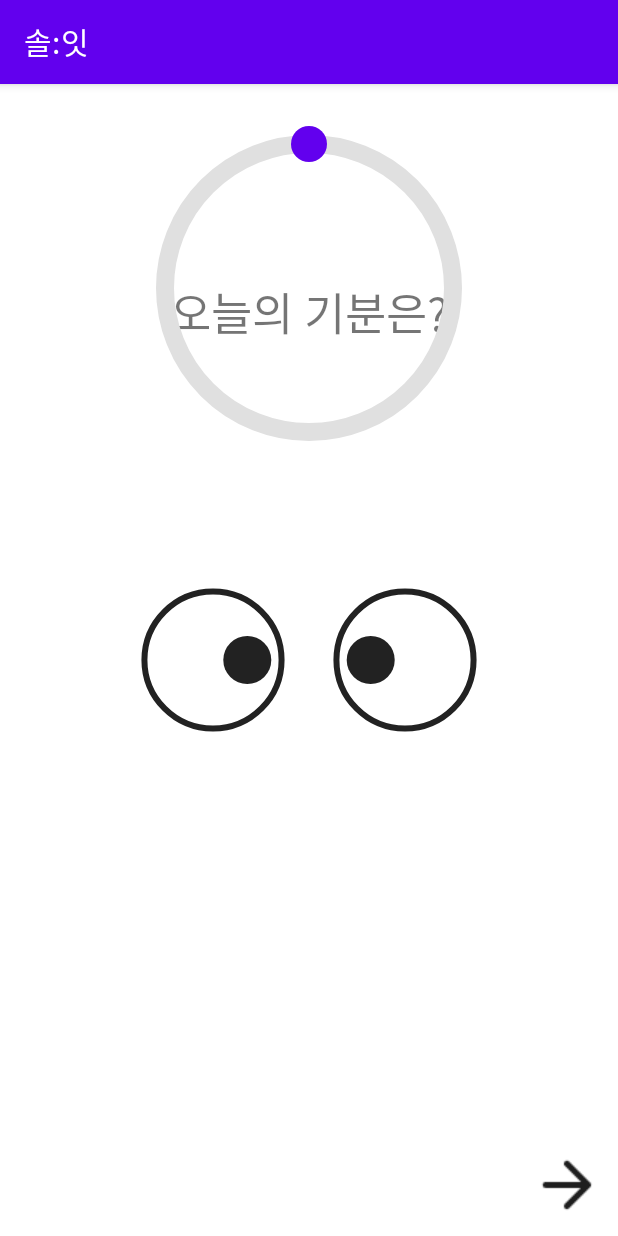
After one commit to JL-KHANZ/2025_2_7_mobile_programming, an Android app: the ActivityDaily screen opened directly, with no data from a screen before it, on a phone screen of 412 x 824 dp. The commit adds this screen. Run offline under Robolectric (Android 15) with nearby library versions, the light colour scheme and no system bars.

Commit message:
activitydaily

```diff
--- a/app/src/main/java/com/example/mobile_programming_2025_2/LoginActivity.java
+++ b/app/src/main/java/com/example/mobile_programming_2025_2/LoginActivity.java
@@ -34,6 +34,7 @@ public class LoginActivity extends AppCompatActivity {
                 switch (resultCode) {
                     case 0:
                         // 로그인 성공
+                        //
                         startActivity(new Intent(this, MainActivity.class));
                         Intent i = new Intent(LoginActivity.this, MainActivity.class);
                         i.addFlags(Intent.FLAG_ACTIVITY_NEW_TASK | Intent.FLAG_ACTIVITY_CLEAR_TASK);
--- /dev/null
+++ b/app/src/main/java/com/example/mobile_programming_2025_2/ui/CircularSliderView.java
@@ -0,0 +1,157 @@
+package com.example.mobile_programming_2025_2.ui;
+
+import android.content.Context;
+import android.graphics.Canvas;
+import android.graphics.Paint;
+import android.graphics.RectF;
+import android.util.AttributeSet;
+import android.view.MotionEvent;
+import android.view.View;
+
+import androidx.annotation.Nullable;
+
+import static java.lang.Math.atan2;
+import static java.lang.Math.cos;
+import static java.lang.Math.min;
+import static java.lang.Math.sin;
+
+public class CircularSliderView extends View {
+
+    public interface OnValueChangeListener {
+        void onValueChanged(int value); // 0..100
+    }
+
+    private OnValueChangeListener listener;
+
+    private final Paint trackPaint = new Paint(Paint.ANTI_ALIAS_FLAG);
+    private final Paint progressPaint = new Paint(Paint.ANTI_ALIAS_FLAG);
+    private final Paint thumbPaint = new Paint(Paint.ANTI_ALIAS_FLAG);
+
+    private float cx, cy;           // center
+    private float radius;           // track radius
+    private float strokeWidth;      // track thickness
+    private float thumbRadius;      // knob size
+
+    private final RectF arcBounds = new RectF();
+
+    private int value = 0;          // 0..100
+    private float angleDeg = -90f;  // -90° at top (12 o’clock)
+
+    public CircularSliderView(Context c) { this(c, null); }
+    public CircularSliderView(Context c, @Nullable AttributeSet a) { super(c, a); init(); }
+
+    private void init() {
+        strokeWidth = dp(12);
+        thumbRadius = dp(12);
+
+        trackPaint.setStyle(Paint.Style.STROKE);
+        trackPaint.setStrokeWidth(strokeWidth);
+        trackPaint.setColor(0xFFE0E0E0); // light gray
+        trackPaint.setStrokeCap(Paint.Cap.ROUND);
+
+        progressPaint.setStyle(Paint.Style.STROKE);
+        progressPaint.setStrokeWidth(strokeWidth);
+        progressPaint.setColor(0xFF6200EE); // accent
+        progressPaint.setStrokeCap(Paint.Cap.ROUND);
+
+        thumbPaint.setStyle(Paint.Style.FILL);
+        thumbPaint.setColor(0xFF6200EE);
+    }
+
+    public void setOnValueChangeListener(OnValueChangeListener l) { this.listener = l; }
+
+    public void setValue(int v) {
+        v = Math.max(0, Math.min(100, v));
+        if (this.value != v) {
+            this.value = v;
+            this.angleDeg = valueToAngle(v);
+            invalidate();
+            if (listener != null) listener.onValueChanged(this.value);
+        }
+    }
+
+    public int getValue() { return value; }
+
+    @Override
+    protected void onMeasure(int widthMeasureSpec, int heightMeasureSpec) {
+        int w = MeasureSpec.getSize(widthMeasureSpec);
+        int h = MeasureSpec.getSize(heightMeasureSpec);
+        int size = Math.min(w, h); // keep it square
+        setMeasuredDimension(size, size);
+    }
+
+    @Override
+    protected void onSizeChanged(int w, int h, int oldw, int oldh) {
+        cx = w / 2f;
+        cy = h / 2f;
+        radius = (min(w, h) / 2f) - strokeWidth - thumbRadius;
+        arcBounds.set(cx - radius, cy - radius, cx + radius, cy + radius);
+    }
+
+    @Override
+    protected void onDraw(Canvas canvas) {
+        super.onDraw(canvas);
+
+        // draw track
+        canvas.drawOval(arcBounds, trackPaint);
+
+        // draw progress arc from -90° (top) to current angle
+        float sweep = normalizeSweep(angleDeg + 90f);
+        if (sweep > 0f) {
+            canvas.drawArc(arcBounds, -90f, sweep, false, progressPaint);
+        }
+
+        // draw thumb at current angle
+        float rad = (float) Math.toRadians(angleDeg);
+        float tx = cx + (float) cos(rad) * radius;
+        float ty = cy + (float) sin(rad) * radius;
+        canvas.drawCircle(tx, ty, thumbRadius, thumbPaint);
+    }
+
+    @Override
+    public boolean onTouchEvent(MotionEvent event) {
+        switch (event.getActionMasked()) {
+            case MotionEvent.ACTION_DOWN:
+            case MotionEvent.ACTION_MOVE: {
+                float x = event.getX() - cx;
+                float y = event.getY() - cy;
+                float ang = (float) Math.toDegrees(atan2(y, x));
+                // convert to -90..270 mapping (0 at top)
+                float deg = ang;
+                // clamp to 0..360 sweep as value
+                float val = angleToValue(deg);
+                this.value = (int) Math.round(val);
+                this.angleDeg = valueToAngle(this.value);
+                invalidate();
+                if (listener != null) listener.onValueChanged(this.value);
+                return true;
+            }
+        }
+        return super.onTouchEvent(event);
+    }
+
+    private float valueToAngle(int v) {
+        // v:0..100 -> angle:-90..270 (0 at top, clockwise)
+        return -90f + (v / 100f) * 360f;
+    }
+
+    private float angleToValue(float deg) {
+        // deg in [-180..180] from atan2; map to 0..360 starting from -90 at 0%
+        float normalized = deg - (-90f); // shift so -90 -> 0
+        while (normalized < 0f) normalized += 360f;
+        while (normalized >= 360f) normalized -= 360f;
+        return (normalized / 360f) * 100f;
+    }
+
+    private float normalizeSweep(float sweep) {
+        // sweep must be 0..360
+        float s = sweep;
+        while (s < 0f) s += 360f;
+        while (s > 360f) s -= 360f;
+        return s;
+    }
+
+    private float dp(float v) {
+        return v * getResources().getDisplayMetrics().density;
+    }
+}
--- /dev/null
+++ b/app/src/main/java/com/example/mobile_programming_2025_2/ui/daily/ActivityDaily.java
@@ -0,0 +1,14 @@
+package com.example.mobile_programming_2025_2.ui.daily;
+import android.os.Bundle;
+import androidx.appcompat.app.AppCompatActivity;
+
+import com.example.mobile_programming_2025_2.R;
+
+public class ActivityDaily extends AppCompatActivity {
+
+    @Override
+    protected void onCreate(Bundle savedInstanceState) {
+        super.onCreate(savedInstanceState);
+        setContentView(R.layout.activity_daily_1_slider);
+    }
+}
--- a/app/src/main/java/com/example/mobile_programming_2025_2/ui/user/UserFragment.java
+++ b/app/src/main/java/com/example/mobile_programming_2025_2/ui/user/UserFragment.java
@@ -25,7 +25,7 @@ public class UserFragment extends Fragment {
         binding = FragmentUserBinding.inflate(inflater, container, false);
         View root = binding.getRoot();
 
-        final TextView textView = binding.textUser;
+        final TextView textView = binding.textUsername;
         usertViewModel.getText().observe(getViewLifecycleOwner(), textView::setText);
         return root;
     }
--- a/app/src/main/res/layout/activity_daily_1_slider.xml
+++ b/app/src/main/res/layout/activity_daily_1_slider.xml
@@ -1,6 +1,47 @@
 <?xml version="1.0" encoding="utf-8"?>
 <androidx.constraintlayout.widget.ConstraintLayout xmlns:android="http://schemas.android.com/apk/res/android"
     android:layout_width="match_parent"
-    android:layout_height="match_parent">
+    android:layout_height="match_parent"
+    xmlns:app="http://schemas.android.com/apk/res-auto">
+
+
+    <TextView
+        android:id="@+id/daily_title_text"
+        android:layout_width="match_parent"
+        android:layout_height="wrap_content"
+        android:text="오늘의 기분은?"
+        android:textSize="30sp"
+        android:textAlignment="center"
+        app:layout_constraintTop_toTopOf="parent"
+        app:layout_constraintBottom_toTopOf="@+id/googlyEyes"
+        />
+
+    <com.example.mobile_programming_2025_2.ui.GooglyEyesView
+        android:id="@+id/googlyEyes"
+        android:layout_width="0dp"
+        android:layout_height="160dp"
+        android:layout_margin="16dp"
+        app:layout_constraintTop_toTopOf="parent"
+        app:layout_constraintBottom_toBottomOf="parent"
+        app:layout_constraintStart_toStartOf="parent"
+        app:layout_constraintEnd_toEndOf="parent" />
+
+    <ImageButton
+        android:layout_width="wrap_content"
+        android:layout_height="wrap_content"
+        android:src="@drawable/Arrow"
+        android:background="@color/cardview_light_background"
+        app:layout_constraintBottom_toBottomOf="parent"
+        app:layout_constraintEnd_toEndOf="parent"/>
+
+    <com.example.mobile_programming_2025_2.ui.CircularSliderView
+        android:id="@+id/circleSlider"
+        android:layout_width="240dp"
+        android:layout_height="240dp"
+        android:layout_margin="16dp"
+        app:layout_constraintTop_toTopOf="parent"
+        app:layout_constraintStart_toStartOf="parent"
+        app:layout_constraintEnd_toEndOf="parent" />
+
 
 </androidx.constraintlayout.widget.ConstraintLayout>
--- a/app/src/main/res/layout/activity_daily_2_journal.xml
+++ b/app/src/main/res/layout/activity_daily_2_journal.xml
@@ -12,6 +12,7 @@ xmlns:app="http://schemas.android.com/apk/res-auto">
         android:textSize="30sp"
         android:textAlignment="center"
         app:layout_constraintTop_toTopOf="parent"
+        app:layout_constraintBottom_toTopOf="@+id/daily_input_container"
         />
 
     <LinearLayout
@@ -77,7 +78,6 @@ xmlns:app="http://schemas.android.com/apk/res-auto">
             android:background="?attr/selectableItemBackgroundBorderless"
             android:src="@drawable/daily_camera_button"
             android:contentDescription="Camera" />
-
         <ImageButton
             android:layout_width="0dp"
             android:layout_height="match_parent"
```
Also changed, not shown: app/src/main/AndroidManifest.xml (+9 -0 lines), app/src/main/java/com/example/mobile_programming_2025_2/ui/home/HomeFragment.java (+8 -0 lines), app/src/main/res/layout/fragment_home.xml (+5 -4 lines), app/src/main/res/drawable/Arrow.png (added), 2 other files. Lines whose indentation alone changed are shown as unchanged.
